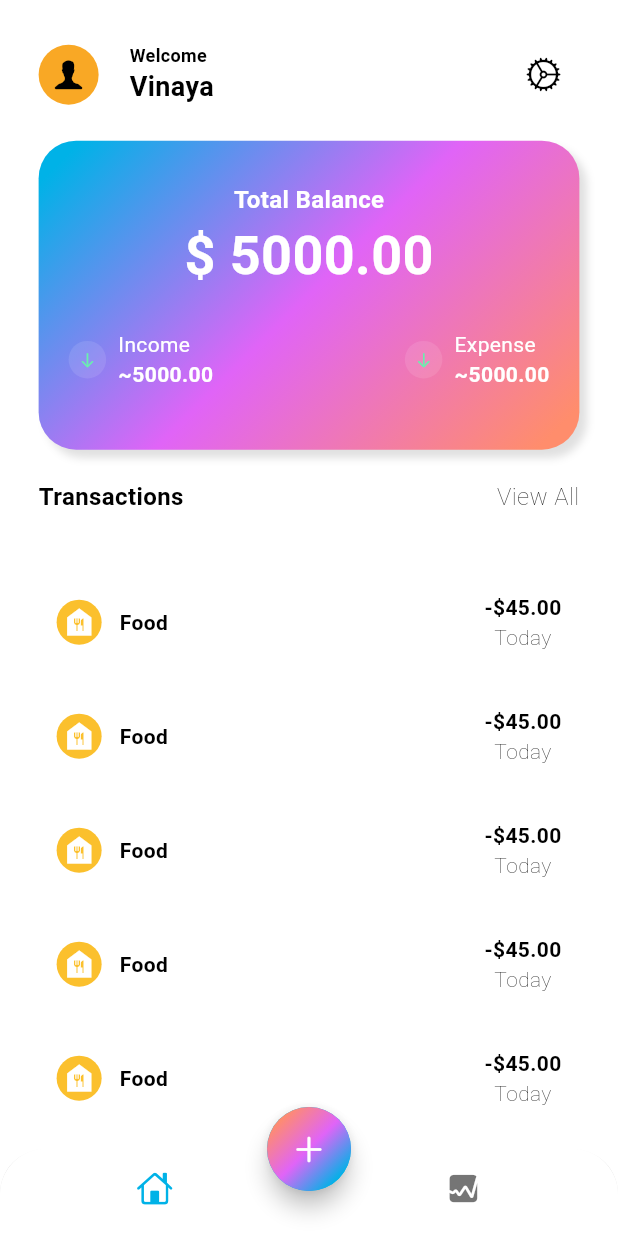
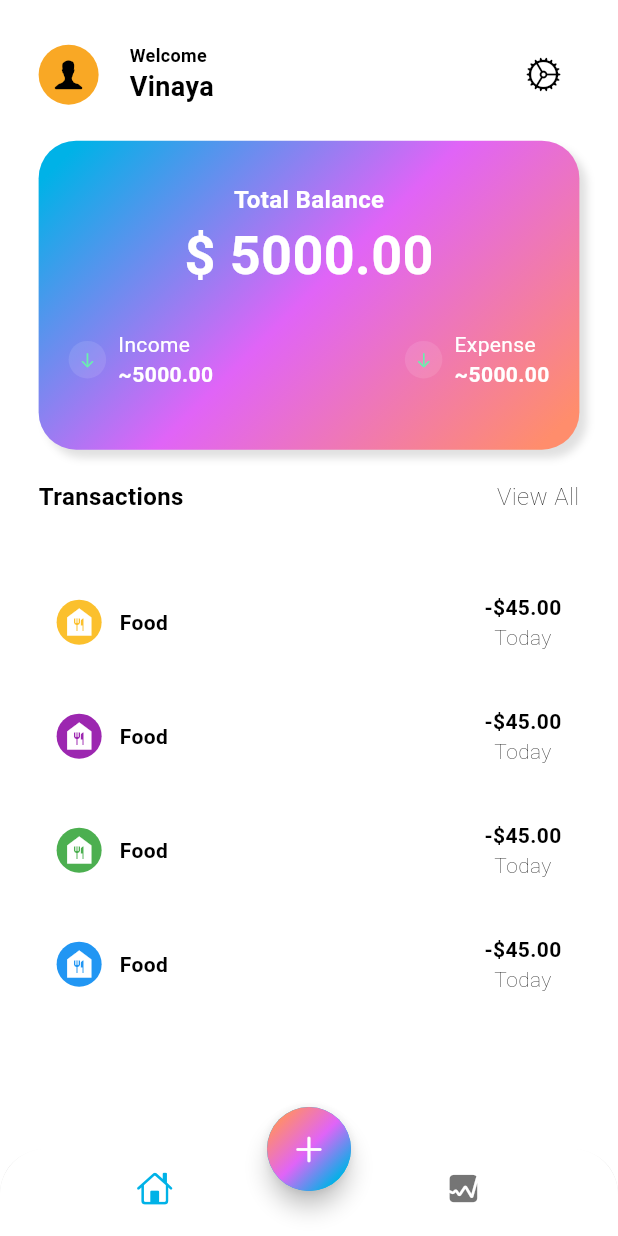
Before and after one commit to VinayaAugusthy/expendid, a Flutter app: the screen it shows after launch, on a phone screen of 412 x 824 dp. Run offline on Flutter 3.47's test engine with Material 3 defaults, Android fonts, the phone set to English and light mode, and no system bars; our stand-ins replace font_awesome_flutter.

Commit message:
transactionsData datas called on mainscreen

```diff
--- a/lib/data/data.dart
+++ b/lib/data/data.dart
@@ -1,7 +1,7 @@
 import 'package:flutter/material.dart';
 import 'package:font_awesome_flutter/font_awesome_flutter.dart';
 
-var transactionsData = [
+List<Map<String, dynamic>> transactionsData = [
   {
     'icon': const FaIcon(FontAwesomeIcons.burger),
     'color': Colors.yellow[700],
@@ -16,7 +16,7 @@ var transactionsData = [
     'totalAmount': '-\$230.00',
     'date': 'Today',
   },
-   {
+  {
     'icon': const FaIcon(FontAwesomeIcons.heartCircleCheck),
     'color': Colors.green,
     'name': 'Health',
@@ -25,7 +25,7 @@ var transactionsData = [
   },
   {
     'icon': const FaIcon(FontAwesomeIcons.plane),
-    'color': Colors.green,
+    'color': Colors.blue,
     'name': 'Travel',
     'totalAmount': '-\$350.00',
     'date': 'Today',
--- a/lib/views/home/views/main_screen.dart
+++ b/lib/views/home/views/main_screen.dart
@@ -1,5 +1,6 @@
 import 'dart:math';
 
+import 'package:expendid/data/data.dart';
 import 'package:flutter/cupertino.dart';
 import 'package:flutter/foundation.dart';
 import 'package:flutter/material.dart';
@@ -243,7 +244,7 @@ class MainScreen extends StatelessWidget {
             ),
             Expanded(
               child: ListView.builder(
-                itemCount: 10,
+                itemCount: transactionsData.length,
                 itemBuilder: (context, index) {
                   return Padding(
                     padding: const EdgeInsets.only(bottom: 12.0),
@@ -266,7 +267,7 @@ class MainScreen extends StatelessWidget {
                                       width: 30,
                                       height: 30,
                                       decoration: BoxDecoration(
-                                        color: Colors.yellow[700],
+                                        color: transactionsData[index]['color'],
                                         shape: BoxShape.circle,
                                       ),
                                     ),
```
